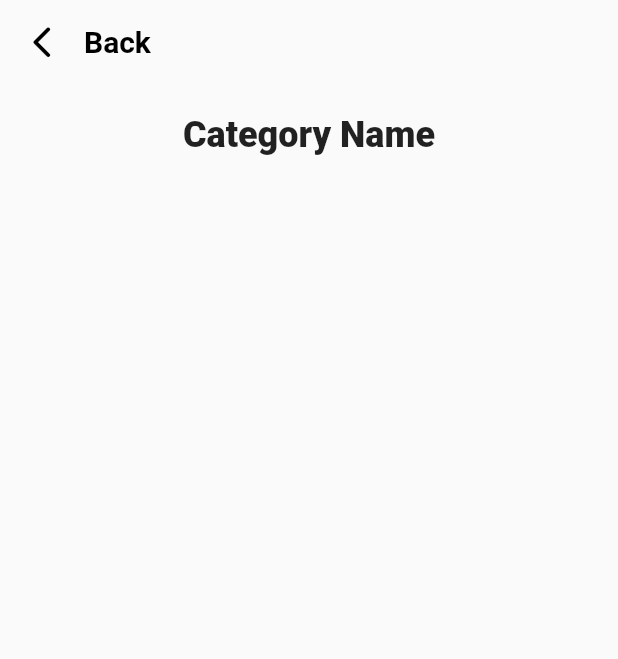
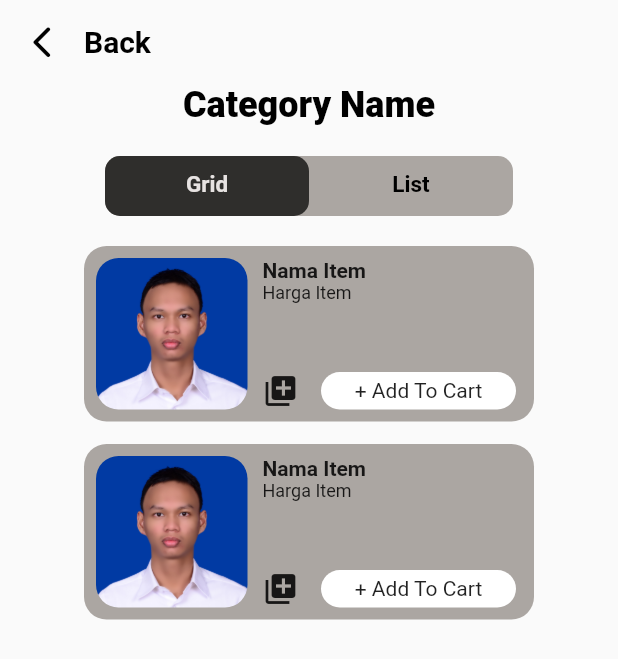
Before and after one commit to FachrulRivaldy/clothing-reference-app, a Flutter app: the CategoryDetails screen opened directly, on a phone screen of 412 x 824 dp. Shown: the top 659 px of the screen. Run offline on Flutter 3.47's test engine with Material 2 defaults, Android fonts, the phone set to English and light mode, and no system bars.

Commit message:
Add Template

```diff
--- /dev/null
+++ b/lib/data/templates.dart
@@ -0,0 +1,91 @@
+import 'package:flutter/material.dart';
+
+class ListViewCard extends StatefulWidget {
+  const ListViewCard({Key? key}) : super(key: key);
+
+  @override
+  State<ListViewCard> createState() => _ListViewCardState();
+}
+
+class _ListViewCardState extends State<ListViewCard> {
+  @override
+  Widget build(BuildContext context) {
+    return Column(
+      children: [
+        Container(
+          decoration: BoxDecoration(
+              borderRadius: BorderRadius.circular(15),
+              color: const Color(0xFFABA6A2)),
+          width: 300,
+          height: 117,
+          child: Padding(
+            padding: const EdgeInsets.all(8.0),
+            child: Row(
+              children: [
+                ClipRRect(
+                  child: Image.asset("assets/images/profpic.jpg"),
+                  borderRadius: BorderRadius.circular(15),
+                ),
+                const SizedBox(
+                  width: 10,
+                ),
+                Column(
+                  crossAxisAlignment: CrossAxisAlignment.start,
+                  children: [
+                    const Text(
+                      "Nama Item",
+                      style: TextStyle(fontWeight: FontWeight.bold),
+                    ),
+                    const Text(
+                      "Harga Item",
+                      style: TextStyle(fontSize: 12),
+                    ),
+                    const Spacer(),
+                    Row(
+                      children: [
+                        InkWell(
+                          child: const Icon(Icons.library_add),
+                          onTap: () {},
+                        ),
+                        const SizedBox(
+                          width: 15,
+                        ),
+                        Container(
+                          height: 25,
+                          width: 130,
+                          decoration: BoxDecoration(
+                              borderRadius: BorderRadius.circular(15),
+                              color: Colors.white),
+                          child: const Align(
+                              alignment: Alignment.center,
+                              child: Text("+ Add To Cart")),
+                        )
+                      ],
+                    )
+                  ],
+                )
+              ],
+            ),
+          ),
+        ),
+        const SizedBox(
+          height: 15,
+        )
+      ],
+    );
+  }
+}
+
+class GridViewCard extends StatefulWidget {
+  const GridViewCard({Key? key}) : super(key: key);
+
+  @override
+  _GridViewCardState createState() => _GridViewCardState();
+}
+
+class _GridViewCardState extends State<GridViewCard> {
+  @override
+  Widget build(BuildContext context) {
+    return Container();
+  }
+}
--- a/lib/main.dart
+++ b/lib/main.dart
@@ -1,3 +1,4 @@
+import 'package:clothing_reference_app/pages/cartpage.dart';
 import 'package:clothing_reference_app/pages/categorydetails.dart';
 import 'package:clothing_reference_app/pages/profilepage.dart';
 import 'package:clothing_reference_app/pages/searchpage.dart';
@@ -18,7 +19,7 @@ class ClothRefApp extends StatelessWidget {
     return const MaterialApp(
       debugShowCheckedModeBanner: false,
       title: 'Clothing_Marketplace',
-      home: const SignIn(),
+      home: const CartPage(),
     );
   }
 }
--- a/lib/pages/categorydetails.dart
+++ b/lib/pages/categorydetails.dart
@@ -1,19 +1,26 @@
 import 'package:clothing_reference_app/pages/mainMenu.dart';
+import 'package:clothing_reference_app/data/templates.dart';
 import 'package:flutter/material.dart';
 
-class CategoryDetails extends StatelessWidget {
+class CategoryDetails extends StatefulWidget {
   const CategoryDetails({Key? key}) : super(key: key);
 
   @override
+  _CategoryDetailsState createState() => _CategoryDetailsState();
+}
+
+class _CategoryDetailsState extends State<CategoryDetails> {
+  @override
   Widget build(BuildContext context) {
-    return Scaffold(
+    return DefaultTabController(
+      length: 2,
+      child: Scaffold(
         appBar: AppBar(
           backgroundColor: const Color(0xFFFAFAFA),
           elevation: 0,
           leading: GestureDetector(
             onTap: () {
-            Navigator.push(context,
-                MaterialPageRoute(builder: (context) => const MainMenu()));
+              Navigator.pop(context);
             },
             child: const Icon(
               Icons.arrow_back_ios_new_rounded,
@@ -31,23 +38,60 @@ class CategoryDetails extends StatelessWidget {
             ),
           ),
         ),
-      body: Padding(
-        padding: const EdgeInsets.only(top: 20, left: 30, right: 30),
-        child: Center(
-          child: Column(
-            children: const [
-              Text(
-                "Category Name",
-                style: TextStyle(fontSize: 24, fontWeight: FontWeight.w900),
+        body: Column(
+          children: [
+            const Text("Category Name",
+                style: TextStyle(
+                    color: Colors.black,
+                    fontWeight: FontWeight.w900,
+                    fontSize: 24)),
+            Padding(
+              padding: const EdgeInsets.symmetric(horizontal: 70, vertical: 20),
+              child: Container(
+                height: 40,
+                decoration: BoxDecoration(
+                    color: const Color(0xFFABA6A2),
+                    borderRadius: BorderRadius.circular(10)),
+                child: TabBar(
+                  unselectedLabelColor: Colors.black,
+                  labelColor: const Color(0xFFE7E3E2),
+                  labelStyle: const TextStyle(
+                      fontSize: 15, fontWeight: FontWeight.bold),
+                  indicator: BoxDecoration(
+                      color: const Color(0xFF2F2E2C),
+                      borderRadius: BorderRadius.circular(10)),
+                  tabs: const [
+                    Tab(text: 'Grid'),
+                    Tab(
+                      text: 'List',
+                    )
+                  ],
+                ),
+              ),
             ),
             SizedBox(
-                height: 25,
+              height: MediaQuery.of(context).size.height / 1.5,
+              width: MediaQuery.of(context).size.width / 1.125,
+              child: TabBarView(
+                children: [
+                  Expanded(
+                    child: ListView(
+                      children: const [ListViewCard(), ListViewCard()],
                     ),
-              SizedBox(
-                height: 25,
+                  ),
+                  Expanded(
+                    child: ListView(
+                      children: const [
+                        ListViewCard(),
+                        ListViewCard(),
+                        ListViewCard()
+                      ],
+                    ),
+                  )
+                ],
+              ),
             ),
           ],
-          ),
         ),
       ),
     );
```
Also changed, not shown: lib/pages/cartpage.dart (+33 -1 lines), lib/pages/searchpage.dart (+1 -85 lines). Lines whose indentation alone changed are shown as unchanged.
